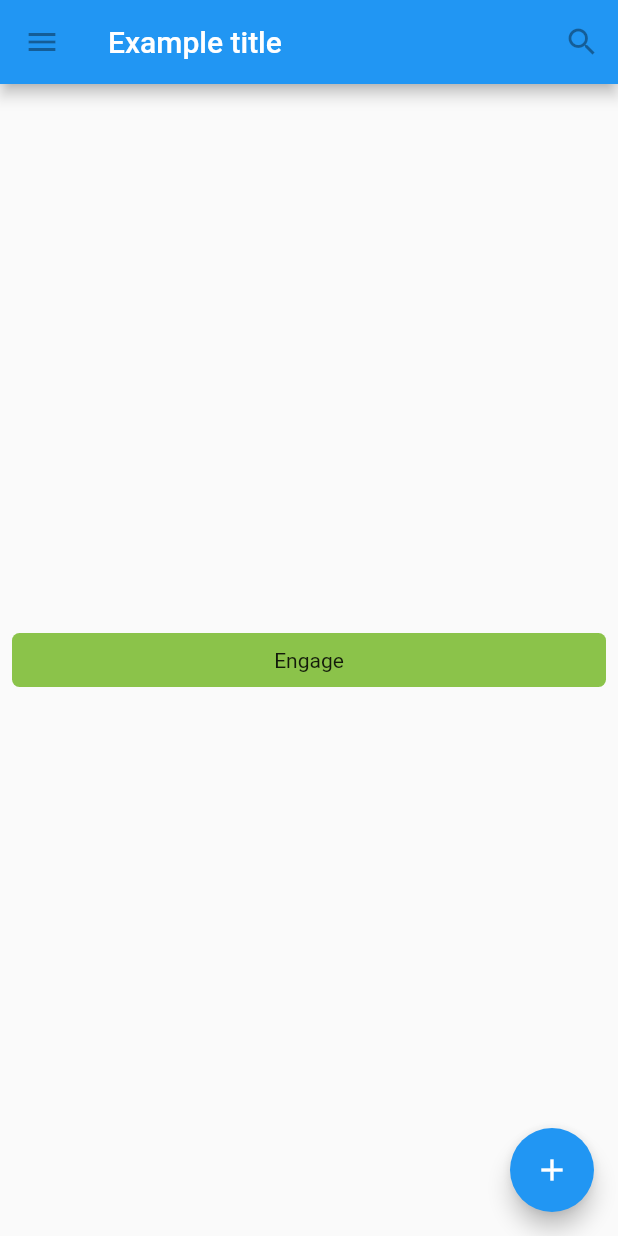
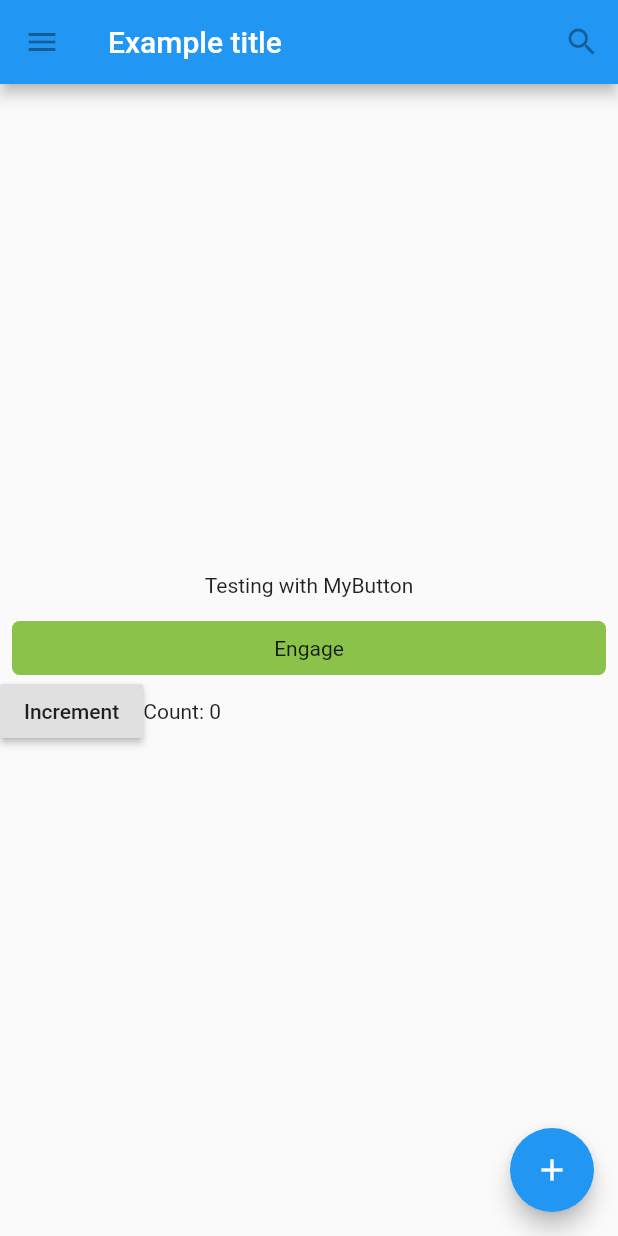
Before and after one commit to Miguelslo27/Flutter-Widget-Framework, a Flutter app: the screen it shows after launch, on a phone screen of 412 x 824 dp. Run offline on Flutter 3.47's test engine with Material 2 defaults, Android fonts, the phone set to English and light mode, and no system bars.

Commit message:
Added a custom Widget to manage counter

```diff
--- a/lib/main.dart
+++ b/lib/main.dart
@@ -35,7 +35,15 @@ class MyScaffold extends StatelessWidget {
       ),
       // Sustituí el expand hijo de Material por el argumento body del Scaffold
       body: Center(
-        child: MyButton()
+        // child: MyButton()
+        child: Column(
+          mainAxisAlignment: MainAxisAlignment.center,
+          children: <Widget> [
+            Text("Testing with MyButton\n"),
+            MyButton(),
+            Counter()
+          ]
+        )
       ),
       // Agregue un action flotante
       floatingActionButton: FloatingActionButton(
@@ -69,3 +77,31 @@ class MyButton extends StatelessWidget {
     );
   }
 }
+
+class Counter extends StatefulWidget {
+  @override
+  _CounterState createState() => _CounterState();
+}
+
+class _CounterState extends State<Counter> {
+  int _counter = 0;
+
+  void _increment() {
+    setState(() {
+      _counter ++;
+    });
+  }
+
+  @override
+  Widget build(BuildContext context) {
+    return Row(
+      children: <Widget> [
+        RaisedButton(
+          onPressed: _increment,
+          child: Text("Increment"),
+        ),
+        Text("Count: $_counter")
+      ]
+    );
+  }
+}
```
